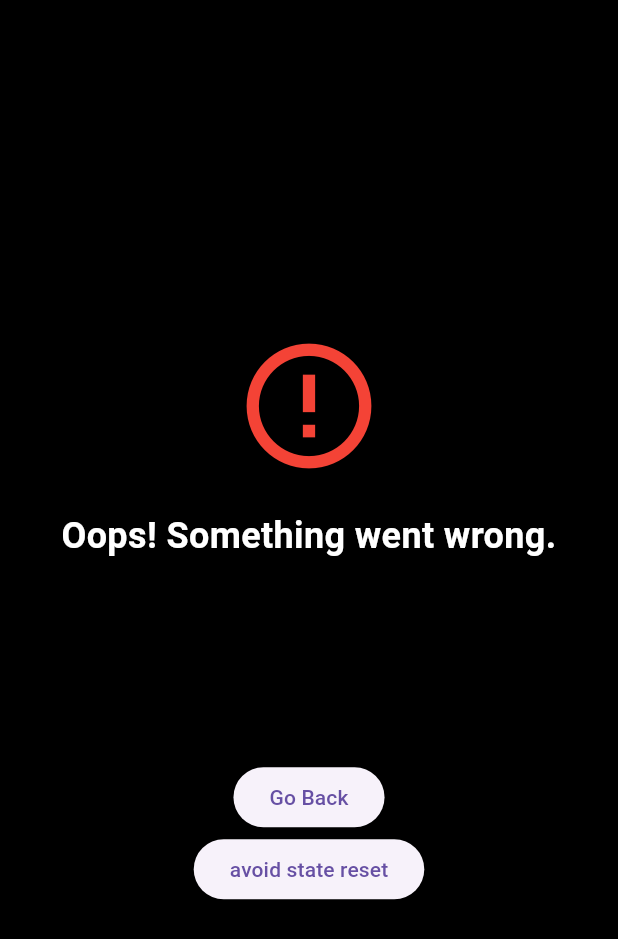
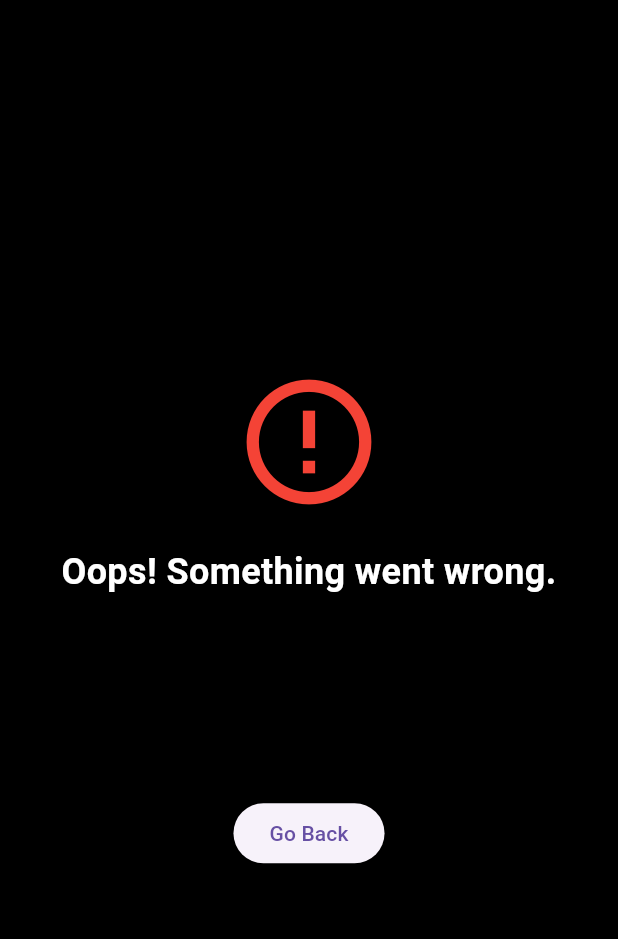
Before and after one commit to NoahTheLee/CSC322_StreakerApp_Final, a Flutter app: the ErrorScreen screen opened directly with empty values, on a phone screen of 412 x 824 dp. Shown: the top 939 px of the screen. Run offline on Flutter 3.47's test engine with Material 3 defaults, Android fonts, the phone set to English and light mode, and no system bars; our stand-ins replace auto_size_text.

Commit message:
removed debug button from error screen

```diff
--- a/lib/error_screen.dart
+++ b/lib/error_screen.dart
@@ -64,11 +64,6 @@ class ErrorScreen extends StatelessWidget {
                 },
                 child: const Text('Go Back'),
               ),
-              ElevatedButton(
-                  onPressed: () {
-                    Navigator.of(context).pop();
-                  },
-                  child: const Text('avoid state reset')),
             ],
           ),
         ),
```
